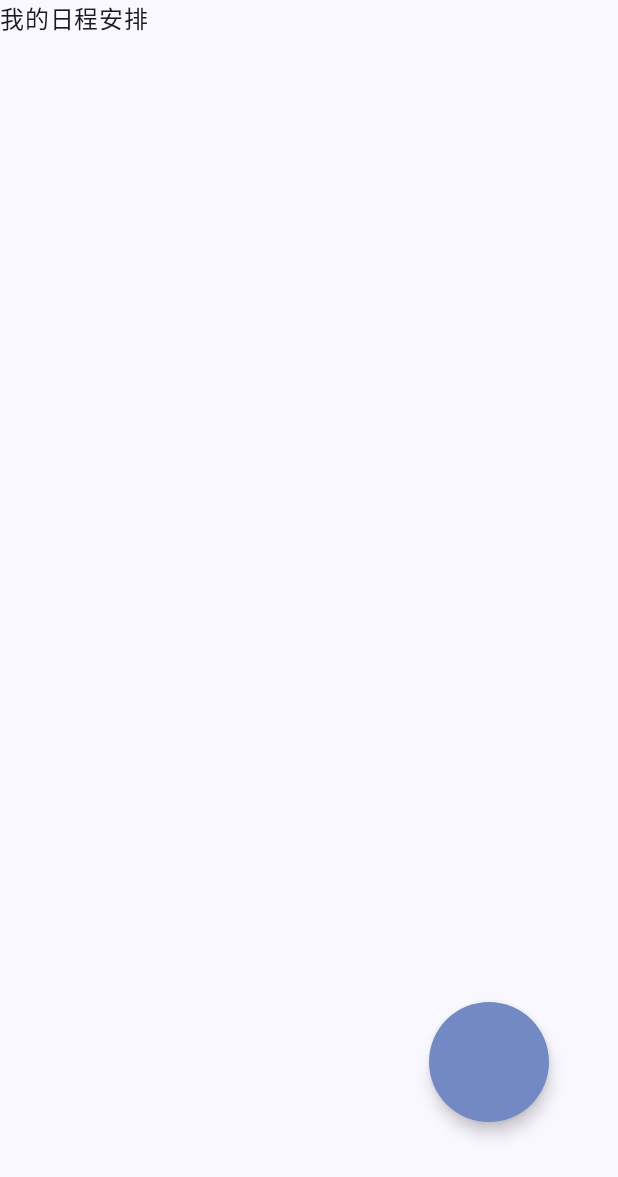
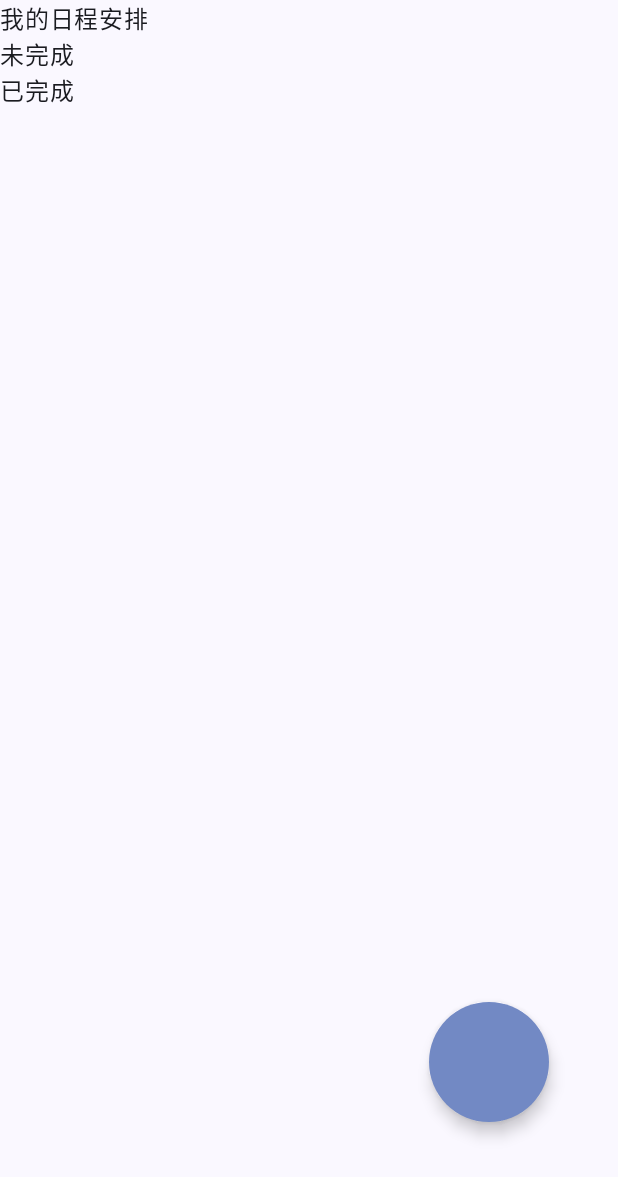
Before and after one commit to QYY542/MyExample, an Android app built with Jetpack Compose: the screen it shows after launch (MainActivity), on a phone screen of 412 x 824 dp. Shown: the top 1177 px of the screen. Run offline under Robolectric (Android 15) with nearby library versions, the phone set to English and light mode, and no system bars; our stand-ins replace Dagger/Hilt's generated code, Room's generated code, accompanist.

Commit message:
Add Diary Table

```diff
--- a/app/src/main/java/com/myexample/MainActivity.kt
+++ b/app/src/main/java/com/myexample/MainActivity.kt
@@ -5,14 +5,9 @@ import androidx.activity.ComponentActivity
 import androidx.activity.compose.setContent
 import androidx.activity.viewModels
 import androidx.compose.foundation.layout.*
-import androidx.compose.foundation.lazy.*
 import androidx.compose.material3.*
-import androidx.compose.runtime.*
 import androidx.compose.ui.Modifier
-import com.myexample.data.MyData
 import com.myexample.presentation.MyScreen
-import com.myexample.presentation.Nav
-import com.myexample.presentation.test.TestHome
 import com.myexample.ui.theme.MyExampleTheme
 import com.myexample.viewModel.MyViewModel
 import dagger.hilt.android.AndroidEntryPoint
--- a/app/src/main/java/com/myexample/data/AppDatabase.kt
+++ b/app/src/main/java/com/myexample/data/AppDatabase.kt
@@ -2,7 +2,10 @@ package com.myexample.data
 
 import androidx.room.Database
 import androidx.room.RoomDatabase
-import androidx.room.TypeConverters
+import com.myexample.data.MyData.MyData
+import com.myexample.data.MyData.MyDataDao
+import com.myexample.data.MyDiary.MyDiary
+import com.myexample.data.MyDiary.MyDiaryDao
 
 /*
   **Created by 24606 at 11:35 2022.
@@ -10,7 +13,8 @@ import androidx.room.TypeConverters
 
 //@Database(entities = [Detail::class], version = 1)entities为数据类,数据结构变化时version要增加1
 //@TypeConverters(DetailTypeConverters::class,...)指定复杂数据格式转换器,多个转换器之间用逗号隔开
-@Database(entities = [MyData::class], version = 1, exportSchema = false)
+@Database(entities = [MyData::class, MyDiary::class], version = 1, exportSchema = false)
 abstract class AppDatabase : RoomDatabase() {
     abstract fun getMyDataDao(): MyDataDao
+    abstract fun getMyDiaryDao(): MyDiaryDao
 }
--- a/app/src/main/java/com/myexample/data/MyDataDao.kt
+++ b/app/src/main/java/com/myexample/data/MyData/MyDataDao.kt
@@ -1,4 +1,4 @@
-package com.myexample.data
+package com.myexample.data.MyData
 
 import androidx.room.*
 import androidx.sqlite.db.SupportSQLiteQuery
@@ -19,7 +19,7 @@ interface MyDataDao {
     @Query("DELETE FROM details")
     suspend fun deleteAll()
 
-    @Query("DELETE FROM details where id = :id")
+    @Query("DELETE FROM details WHERE id = :id")
     suspend fun deleteById(id: Int)
 
     @Update
--- /dev/null
+++ b/app/src/main/java/com/myexample/data/MyDiary/MyDiaryDao.kt
@@ -0,0 +1,34 @@
+package com.myexample.data.MyDiary
+
+import androidx.room.*
+import androidx.sqlite.db.SupportSQLiteQuery
+import com.myexample.data.MyData.MyData
+import kotlinx.coroutines.flow.Flow
+
+/*
+  **Created by 24606 at 11:16 2022.
+*/
+
+@Dao
+interface MyDiaryDao {
+    @Query("SELECT * FROM diary")
+    fun getAll(): Flow<List<MyDiary>>
+
+    @Insert(onConflict = OnConflictStrategy.REPLACE)
+    suspend fun insert(myDiary: MyDiary)
+
+    @Query("DELETE FROM diary")
+    suspend fun deleteAll()
+
+    @Query("DELETE FROM diary WHERE id = :id")
+    suspend fun deleteById(id: Int)
+
+    @Update
+    suspend fun update(myDiary: MyDiary)
+
+
+    //[Detail::class]为你创建的数据实体类
+    //@return Flow<List<Detail>> 配合 jetpack compose 可以在数据变化时自动更新ui
+    @RawQuery(observedEntities = [MyDiary::class])
+    fun execsql(query: SupportSQLiteQuery): Flow<List<MyDiary>>
+}
--- a/app/src/main/java/com/myexample/di/AppModule.kt
+++ b/app/src/main/java/com/myexample/di/AppModule.kt
@@ -3,7 +3,7 @@ package com.myexample.di
 import android.content.Context
 import androidx.room.Room
 import com.myexample.data.AppDatabase
-import com.myexample.data.MyDataDao
+import com.myexample.data.MyData.MyDataDao
 import dagger.Module
 import dagger.Provides
 import dagger.hilt.InstallIn
--- a/app/src/main/java/com/myexample/presentation/diary/DiaryScreen.kt
+++ b/app/src/main/java/com/myexample/presentation/diary/DiaryScreen.kt
@@ -15,6 +15,6 @@ fun DiaryScreen(
     navController: NavController,
     viewModel: MyViewModel
 ) {
-    viewModel.setNavControllerNumber(2)
+    viewModel.setNavControllerNumber(3)
     Text(text = "Diary")
 }
--- a/app/src/main/java/com/myexample/presentation/note/NoteScreen.kt
+++ b/app/src/main/java/com/myexample/presentation/note/NoteScreen.kt
@@ -1,29 +1,29 @@
 package com.myexample.presentation.note
 
 import android.annotation.SuppressLint
-import androidx.compose.foundation.background
-import androidx.compose.foundation.clickable
-import androidx.compose.foundation.gestures.Orientation
-import androidx.compose.foundation.gestures.rememberScrollableState
-import androidx.compose.foundation.gestures.scrollable
+import androidx.compose.foundation.ExperimentalFoundationApi
 import androidx.compose.foundation.layout.*
 import androidx.compose.foundation.lazy.LazyColumn
 import androidx.compose.foundation.lazy.itemsIndexed
 import androidx.compose.foundation.shape.RoundedCornerShape
 import androidx.compose.material.Card
-import androidx.compose.material.Surface
+import androidx.compose.material.Checkbox
 import androidx.compose.material3.ExperimentalMaterial3Api
 import androidx.compose.material3.Scaffold
 import androidx.compose.material3.Text
 import androidx.compose.runtime.Composable
 import androidx.compose.runtime.collectAsState
 import androidx.compose.runtime.getValue
+import androidx.compose.ui.Alignment
 import androidx.compose.ui.Modifier
 import androidx.compose.ui.draw.clip
 import androidx.compose.ui.graphics.Color
-import androidx.compose.ui.tooling.preview.Preview
 import androidx.compose.ui.unit.dp
 import androidx.navigation.NavController
+import com.google.accompanist.pager.ExperimentalPagerApi
+import com.google.accompanist.pager.HorizontalPager
+import com.google.accompanist.pager.rememberPagerState
+import com.myexample.data.MyData.MyData
 import com.myexample.viewModel.MyViewModel
 
 /*
@@ -31,7 +31,7 @@ import com.myexample.viewModel.MyViewModel
 */
 
 @SuppressLint("UnusedMaterial3ScaffoldPaddingParameter")
-@OptIn(ExperimentalMaterial3Api::class)
+@OptIn(ExperimentalMaterial3Api::class, ExperimentalPagerApi::class)
 @Composable
 fun NoteScreen(
     navController: NavController,
@@ -39,17 +39,79 @@ fun NoteScreen(
 ) {
     viewModel.setNavControllerNumber(1)
     val state by viewModel.state.collectAsState()
-    Text(text = "Note")
+    //Pager
+    var pagerState = rememberPagerState(0)
+    HorizontalPager(
+        state = pagerState,
+        count = 2
+    ) { page ->
+        when (page) {
+            0 -> NoteHome(state)
+            1 -> NoteInfo()
+        }
+    }
 
+
+}
+
+@OptIn(ExperimentalMaterial3Api::class, ExperimentalFoundationApi::class)
+@SuppressLint("UnusedMaterial3ScaffoldPaddingParameter")
+@Composable
+fun NoteHome(
+    state: List<MyData>
+) {
+    Text(text = "NoteHome")
     Scaffold(
+        modifier = Modifier.fillMaxSize(),
         topBar = {
-            Text(text = "我的日程安排")
         }
     ) {
+
         LazyColumn() {
+            stickyHeader {
+                Text(text = "我的日程安排")
+
+            }
+            stickyHeader {
+                Text(text = "未完成")
+            }
             itemsIndexed(state) { index, item ->
+                Card(
+                    Modifier
+                        .fillMaxWidth()
 
+                        .padding(10.dp, 5.dp)
+                        .clip(RoundedCornerShape(18.dp)),
+                    elevation = 6.dp,
+                    backgroundColor = Color.Gray
+                ) {
+                    Row(horizontalArrangement = Arrangement.SpaceBetween) {
+                        Column(Modifier.padding(10.dp, 8.dp)) {
+                            Text(text = "${item.id}")
+                            Text(text = item.title)
+                            Text(text = item.detail)
+                        }
+                        var dd = false
+                        Checkbox(checked = dd, onCheckedChange = {
+                            dd = !dd
+                        })
+
+                    }
+
+                }
+            }
+
+            stickyHeader {
+                Text(text = "已完成")
             }
         }
     }
 }
+
+@Composable
+fun NoteInfo() {
+    Box(Modifier.fillMaxSize()) {
+        Text(text = "NoteInfo", modifier = Modifier.align(Alignment.Center))
+    }
+
+}
--- a/app/src/main/java/com/myexample/presentation/splash/SplashScreen.kt
+++ b/app/src/main/java/com/myexample/presentation/splash/SplashScreen.kt
@@ -24,7 +24,8 @@ fun SplashScreen(
     navController: NavController,
     viewModel: MyViewModel
 ) {
-    viewModel.navController_Number.value = 0
+//    viewModel.navController_Number.value = 0
+    viewModel.setNavControllerNumber(0)
     var coroutineScope = rememberCoroutineScope()
 
     Box(Modifier.fillMaxSize()) {
--- a/app/src/main/java/com/myexample/repository/MyRepository.kt
+++ b/app/src/main/java/com/myexample/repository/MyRepository.kt
@@ -1,7 +1,7 @@
 package com.myexample.repository
 
-import com.myexample.data.MyData
-import com.myexample.data.MyDataDao
+import com.myexample.data.MyData.MyData
+import com.myexample.data.MyData.MyDataDao
 import dagger.hilt.android.scopes.ViewModelScoped
 import kotlinx.coroutines.flow.Flow
 import javax.inject.Inject
--- a/app/src/main/java/com/myexample/viewModel/MyViewModel.kt
+++ b/app/src/main/java/com/myexample/viewModel/MyViewModel.kt
@@ -1,8 +1,10 @@
 package com.myexample.viewModel
 
+import androidx.compose.runtime.State
+import androidx.compose.runtime.mutableStateOf
 import androidx.lifecycle.ViewModel
 import androidx.lifecycle.viewModelScope
-import com.myexample.data.MyData
+import com.myexample.data.MyData.MyData
 import com.myexample.repository.MyRepository
 import dagger.hilt.android.lifecycle.HiltViewModel
 import kotlinx.coroutines.flow.*
@@ -80,10 +82,33 @@ class MyViewModel @Inject constructor(
     }
 
     //全局
-    val navController_Number = MutableStateFlow<Int>(0)
+    private val _navController_Number = mutableStateOf(0)
+    val navController_Number: State<Int> = _navController_Number
 
     fun setNavControllerNumber(num: Int) {
-        navController_Number.value = num
+        _navController_Number.value = num
+    }
+
+    private val _title = mutableStateOf("")
+    val title: State<String> = _title
+
+    fun setTitle(title: String) {
+        _title.value = title
+    }
+
+
+    private val _detail = mutableStateOf("")
+    val detail: State<String> = _detail
+
+    fun setDetail(detail: String) {
+        _detail.value = detail
+    }
+
+    private val _importance = mutableStateOf(0)
+    val importance: State<Int> = _importance
+
+    fun setImportance(importance: Int) {
+        _importance.value = importance
     }
 
 }
```
Also changed, not shown: app/src/main/java/com/myexample/data/MyData/MyData.kt (renamed from app/src/main/java/com/myexample/data/MyData.kt, +7 -3 lines), app/src/main/java/com/myexample/data/MyDiary/MyDiary.kt (added, +19 -0 lines), app/src/main/java/com/myexample/presentation/MyScreen.kt (+103 -37 lines), app/src/main/java/com/myexample/presentation/test/TestHome.kt (+0 -17 lines), app/src/main/java/com/myexample/presentation/test/roomtest/MyRoomTest.kt (+2 -3 lines).
